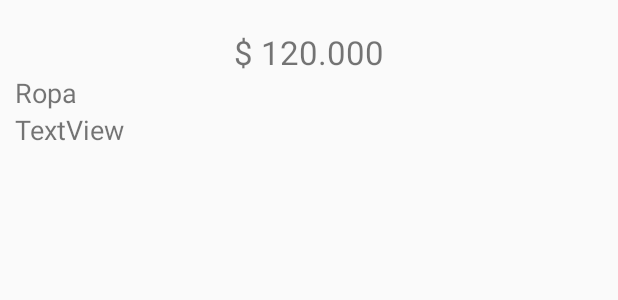
After one commit to AdalbertoContreras/taller1, an Android app: the layout dialog_detalle_movimiento.xml on its own in the app's theme, with its tools: preview values and no code run, on a phone screen of 412 x 824 dp. The commit adds this screen. Shown: the top 300 px of the screen. Run offline under Robolectric (Android 15) with nearby library versions, the phone set to English and light mode, and no system bars.

Commit message:
taller S5

```diff
--- a/app/src/main/java/com/empresa/finanzas1/sqlite/TipoMovimientoUtilidades.kt
+++ b/app/src/main/java/com/empresa/finanzas1/sqlite/TipoMovimientoUtilidades.kt
@@ -8,6 +8,11 @@ interface TipoMovimientoUtilidades {
 
     val consulta: String
         get() = "SELECT * FROM " + TABLE_NAME + " ORDER BY " + Tipo_movimiento.ID_TIPO_MOVIMIENTO + " ASC"
+
+    fun porIdTipoMovimiento(id: Int) : String
+    {
+        return "SELECT * FROM " + TABLE_NAME + " where ${Tipo_movimiento.ID_TIPO_MOVIMIENTO} = $id"
+    }
 
     fun porNombre(nombre: String) : String
     {
--- a/app/src/main/java/com/empresa/finanzas1/ui/consultarMovimientosPorFecha/consultarMovimientosPorFechaFragment.kt
+++ b/app/src/main/java/com/empresa/finanzas1/ui/consultarMovimientosPorFecha/consultarMovimientosPorFechaFragment.kt
@@ -58,10 +58,11 @@ class consultarMovimientosPorFechaFragment : Fragment() {
                 DatePikerFragment.newInstance(OnDateSetListener { datePicker, year, month, day -> // +1 because January is zero
                     val selectedDate : String = "$year-${(if(month < 10) "0" + (month + 1) else (month + 1))}-${(if(day < 10) "0" + day else day)}"
                     fechaFinal.text = Editable.Factory.getInstance().newEditable(selectedDate)
+                    consultarMovimientos()
                 })
 
             newFragment.show(requireActivity().supportFragmentManager, "datePicker")
-            consultarMovimientos()
+
         }
         return root
     }
@@ -71,7 +72,7 @@ class consultarMovimientosPorFechaFragment : Fragment() {
         listaMovimientos = MovimientoSqlite().movimientosporRangoDeFecha(requireContext(), fechaInicial.text.toString(), fechaFinal.text.toString())
         //listaMovimientos = MovimientoSqlite().consultar(requireContext())
         listaRecycler.layoutManager = GridLayoutManager(requireContext(), 1)
-        var ItemMovimientoAdapter = ItemMovimiento(listaMovimientos)
+        var ItemMovimientoAdapter = ItemMovimiento(listaMovimientos, requireActivity().supportFragmentManager)
         listaRecycler.adapter = ItemMovimientoAdapter
     }
 }
--- /dev/null
+++ b/app/src/main/res/layout/dialog_detalle_movimiento.xml
@@ -0,0 +1,30 @@
+<?xml version="1.0" encoding="utf-8"?>
+<LinearLayout xmlns:android="http://schemas.android.com/apk/res/android"
+    android:layout_width="match_parent"
+    android:layout_height="match_parent"
+    android:orientation="vertical"
+    android:padding="10dp">
+
+    <TextView
+        android:id="@+id/valor_textView"
+        android:layout_width="match_parent"
+        android:layout_height="wrap_content"
+        android:layout_marginTop="10dp"
+        android:gravity="center"
+        android:text="$ 120.000"
+        android:textSize="22sp" />
+
+    <TextView
+        android:id="@+id/tipo_movimiento_textView"
+        android:layout_width="match_parent"
+        android:layout_height="wrap_content"
+        android:text="Ropa"
+        android:textSize="18sp" />
+
+    <TextView
+        android:id="@+id/fecha_textView"
+        android:layout_width="match_parent"
+        android:layout_height="wrap_content"
+        android:text="TextView"
+        android:textSize="18sp" />
+</LinearLayout>
--- a/app/src/main/res/values/colors.xml
+++ b/app/src/main/res/values/colors.xml
@@ -3,4 +3,6 @@
     <color name="colorPrimary">#6200EE</color>
     <color name="colorPrimaryDark">#3700B3</color>
     <color name="colorAccent">#03DAC5</color>
+    <color name="colorEntrada">#ccff99</color>
+    <color name="colorGasto">#ff6666</color>
 </resources>
```
Also changed, not shown: app/src/main/java/com/empresa/finanzas1/adapter/ItemMovimiento.kt (+42 -7 lines), app/src/main/java/com/empresa/finanzas1/dialog/DialogDetalleMovimiento.kt (added, +54 -0 lines), app/src/main/java/com/empresa/finanzas1/sqlite/TipoMovimientoSqlite.kt (+13 -0 lines), app/src/main/res/layout/item_movimiento.xml (+9 -7 lines).
